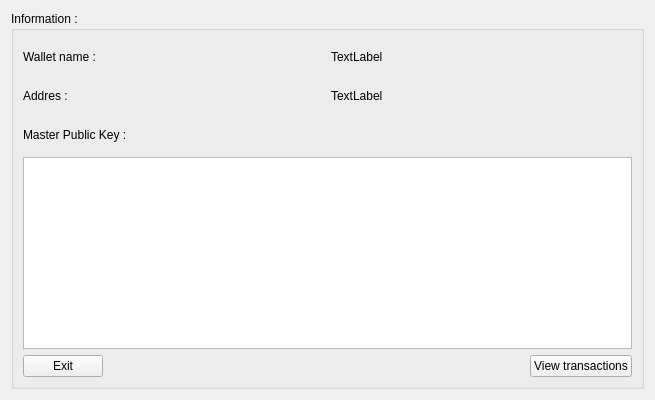
Old version of the form offline_wallet/forms/informationwindow.ui in the repository bmstu-iu8-2018-project/wallet.
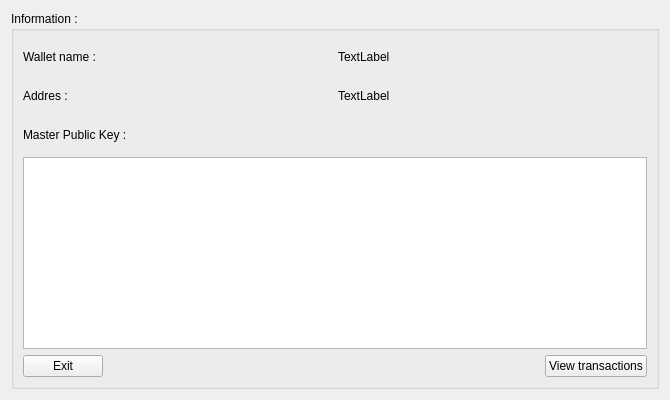
New version of the form.

Patch:
```diff
--- a/offline_wallet/forms/informationwindow.ui
+++ b/offline_wallet/forms/informationwindow.ui
@@ -6,7 +6,7 @@
    <rect>
     <x>0</x>
     <y>0</y>
-    <width>655</width>
+    <width>670</width>
     <height>400</height>
    </rect>
   </property>
```
